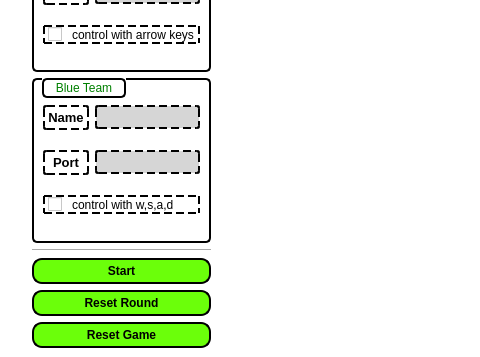
First picture: the form in src/mainwindow.ui, repository courseworks/AP1401-1-FinalProject, before the edit; both pictures show x 0 to 480 and y 394 to 751 of the 955 by 751 pixel window.
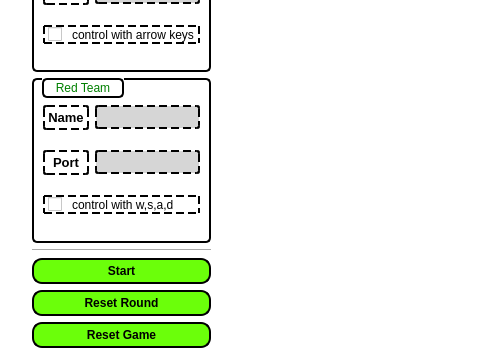
Second picture: the form after the edit.

Patch:
```diff
--- a/src/mainwindow.ui
+++ b/src/mainwindow.ui
@@ -446,7 +446,7 @@
        <item row="4" column="0">
         <widget class="QGroupBox" name="groupBox_5">
          <property name="title">
-          <string>Blue Team</string>
+          <string>Red Team</string>
          </property>
          <layout class="QGridLayout" name="gridLayout_5">
           <property name="verticalSpacing">
```
